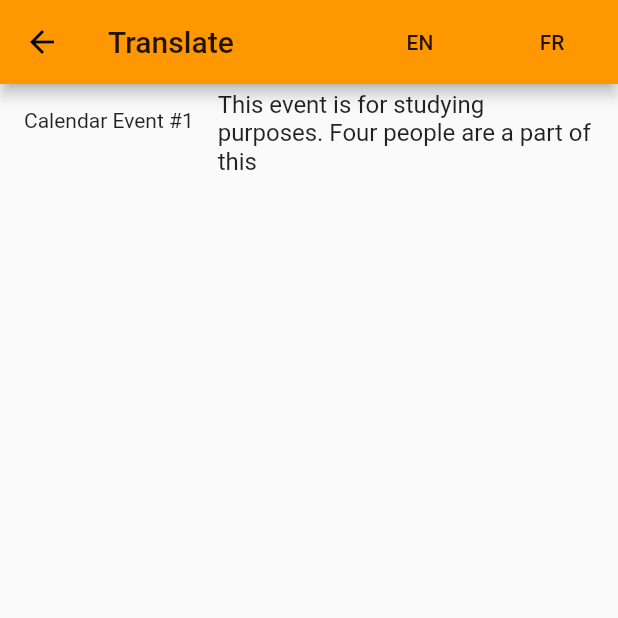
After one commit to TemiAremu/V.A.A.S, a Flutter app: the NotePage screen opened by its route, after a tap on "EN", on a phone screen of 412 x 824 dp, the top half of it. The commit adds this screen. Run offline on Flutter 3.47's test engine with Material 2 defaults, Android fonts, the phone set to English and light mode, and no system bars; our stand-ins replace charts_flutter, cloud_firestore, flutter_i18n, flutter_local_notifications, flutter_map, geolocator and 2 more; missing offline and left inert: flutter_dialogflow, speech_recognition; accounts and stored records are empty.

Commit message:
Added i18n to the program

```diff
--- /dev/null
+++ b/assets/i18n/en.json
@@ -0,0 +1,6 @@
+{
+    "note": {
+        "title": "Calendar Event #1",
+        "description": "This event is for studying purposes. Four people are a part of this"
+    }
+}
--- /dev/null
+++ b/assets/i18n/fr.json
@@ -0,0 +1,6 @@
+{
+    "note": {
+        "title": "Calendrier Événement # 1",
+        "description": "Cet événement est à des fins d'étude. Quatre personnes font partie de cet événement"
+    }
+}
--- a/lib/schedules.dart
+++ b/lib/schedules.dart
@@ -62,6 +62,7 @@ List<SnackBar> _pages = [
     SnackBar(title: 'Add', icon: Icons.add),
     SnackBar(title: 'Chat', icon: Icons.chat),
     SnackBar(title: 'Map', icon: Icons.map),
+    //SnackBar(title: 'Translate', icon: Icons.g_translate),
   ];
 
   int _pageIndex = 0;
@@ -91,6 +92,13 @@ List<SnackBar> _pages = [
             onPressed: ()
             {
               _showchart(context);
+            },
+          ),
+          IconButton(
+            icon: Icon(Icons.g_translate),
+            onPressed: ()
+            {
+              _translate(context);
             },
           ),
           IconButton(
@@ -152,6 +160,7 @@ List<SnackBar> _pages = [
            if(index == 0)
            {
               _showDialog(context);
+              print(index);
            }
            if(index == 1)
            {
@@ -161,6 +170,12 @@ List<SnackBar> _pages = [
            {
              _maps(context);
            }
+           /*
+           if(index == 3)
+           {
+             _translate(context);
+           }
+           */
          });
        },
      ),
@@ -195,6 +210,10 @@ Future <void> _showvoice(BuildContext context) async {
 
 Future <void> _maps(BuildContext context) async {
   var event2 = await Navigator.pushNamed(context, '/map');
+}
+
+Future <void> _translate(BuildContext context) async {
+  var event2 = await Navigator.pushNamed(context, '/translate');
 }
 
    Future<void> _addTodo() async {
--- /dev/null
+++ b/lib/translate.dart
@@ -0,0 +1,81 @@
+import 'package:flutter/material.dart';
+
+import 'package:flutter_i18n/flutter_i18n.dart';
+import 'package:flutter_i18n/flutter_i18n_delegate.dart';
+import 'package:flutter_localizations/flutter_localizations.dart';
+
+/*
+void main() => runApp(MyApp());
+
+class MyApp extends StatelessWidget {
+  // This widget is the root of your application.
+  @override
+  Widget build(BuildContext context) {
+    return MaterialApp(
+      title: 'i18n',
+      theme: ThemeData(
+        primarySwatch: Colors.blue,
+      ),
+      home: NotePage(title: 'i18n'),
+      localizationsDelegates: [
+        FlutterI18nDelegate(
+          useCountryCode: false,
+          fallbackFile: 'en',
+          path: 'assets/i18n',
+        ),
+        GlobalMaterialLocalizations.delegate,
+        GlobalWidgetsLocalizations.delegate,
+      ],
+    );
+  }
+}
+*/
+
+class NotePage extends StatefulWidget {
+  NotePage({Key key, this.title}) : super(key: key);
+
+  final String title;
+
+  @override
+  _NotePageState createState() => _NotePageState();
+}
+
+class _NotePageState extends State<NotePage> {
+
+  @override
+  Widget build(BuildContext context) {
+    return Scaffold(
+      appBar: AppBar(
+        title: Text("Translate"),
+        actions: <Widget>[
+          FlatButton(
+            child: Text('EN'),
+            onPressed: () {
+              Locale newLocale = Locale('en');
+              setState(() {
+                FlutterI18n.refresh(context, newLocale);
+              });
+            },
+          ),
+          FlatButton(
+            child: Text('FR'),
+            onPressed: () {
+              Locale newLocale = Locale('fr');
+              setState(() {
+                FlutterI18n.refresh(context, newLocale);
+              });
+            },
+          ),
+        ],
+      ),
+      body: ListView(
+        children: <Widget>[
+          ListTile(
+            leading: Text(FlutterI18n.translate(context, 'note.title')),
+            title: Text(FlutterI18n.translate(context, 'note.description'))
+          ),
+        ],
+      ),
+    );
+  }
+}
--- a/pubspec.yaml
+++ b/pubspec.yaml
@@ -35,7 +35,7 @@ dependencies:
   latlong:
   flutter_map:
   charts_flutter:
-
+  flutter_i18n:
   location:
   geolocator: '5.1.1'
 
@@ -56,6 +56,7 @@ flutter:
   uses-material-design: true
   assets:
     - assets/JARVIS-83743aeeb4f1.json
+    - assets/i18n/
   # To add assets to your application, add an assets section, like this:
   # assets:
   #  - images/a_dot_burr.jpeg
```
Also changed, not shown: lib/main.dart (+15 -0 lines), pubspec.lock.
